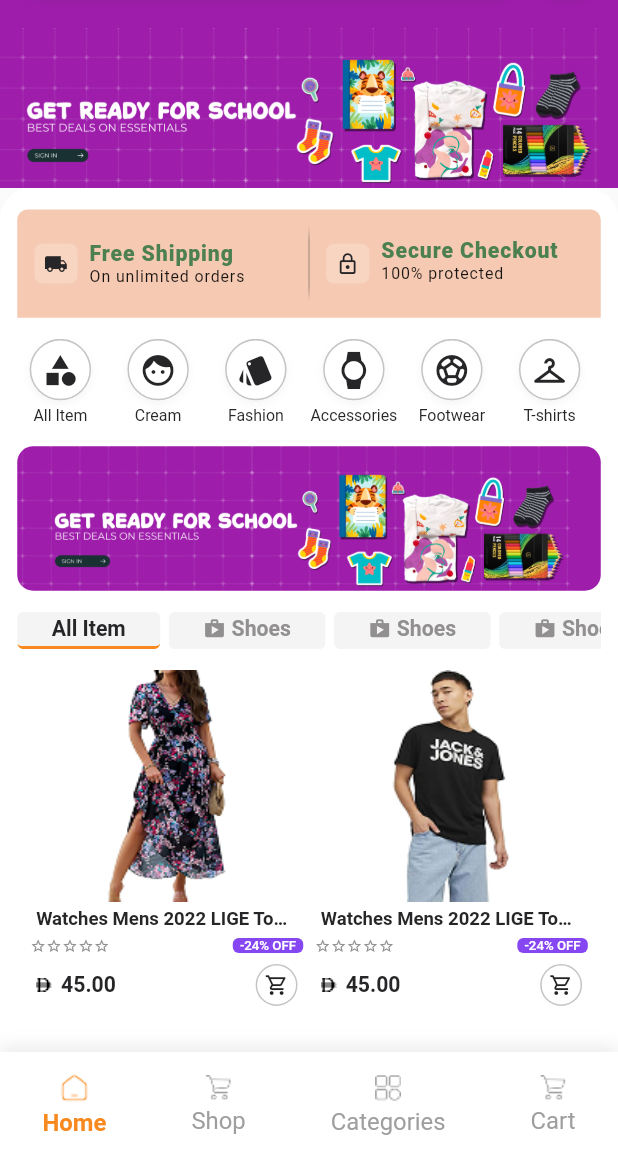
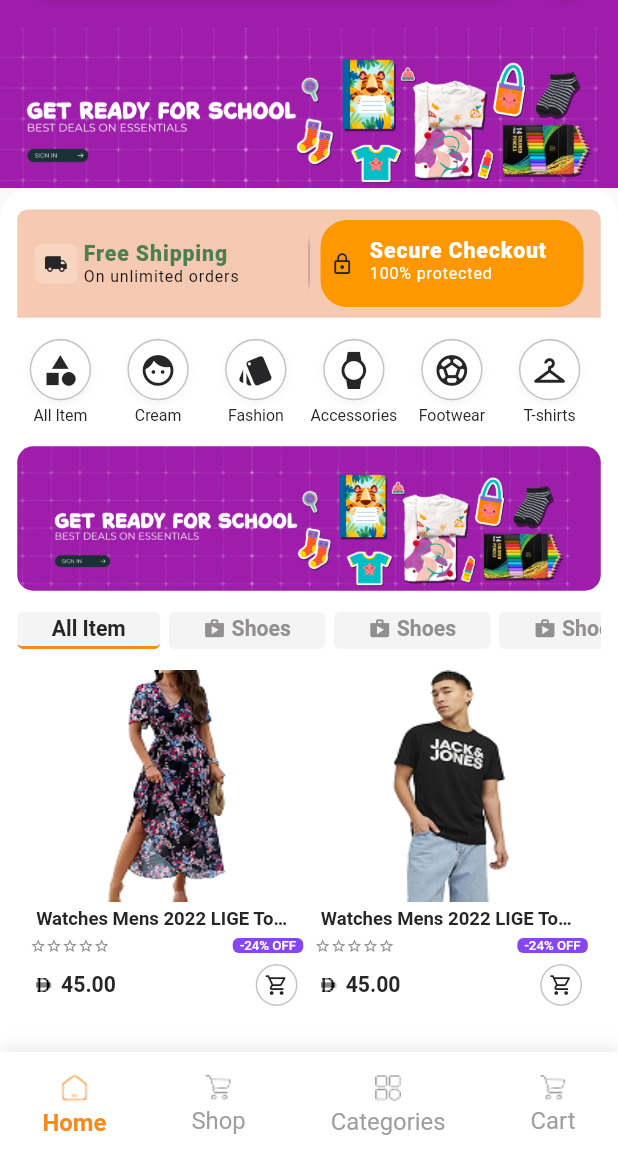
Before and after one commit to althakeel/store1920-MobileApp, a Flutter app: the screen it shows after launch, on a phone screen of 412 x 824 dp, the part 78-1236 px from its top. Run offline on Flutter 3.47's test engine with Material 3 defaults, Android fonts, the light colour scheme and no system bars; our stand-ins replace connectivity_plus, dio, flutter_screenutil, get, get_storage, image_picker and 1 more.

Commit message:
flip card is updated with transition

```diff
--- a/lib/screens/features/home/widgets/feature_cards.dart
+++ b/lib/screens/features/home/widgets/feature_cards.dart
@@ -12,44 +12,41 @@ class FeatureCards extends StatefulWidget {
 }
 
 class _FeatureCardsState extends State<FeatureCards> {
-  late final PageController _pageController;
   Timer? _flipTimer;
-  int _pageIndex = 0;
+  int _currentIndex = 0;
 
   @override
   void initState() {
     super.initState();
-    _pageController = PageController(initialPage: 0);
     _flipTimer = Timer.periodic(const Duration(seconds: 4), (_) {
-      _pageIndex = (_pageIndex + 1) % 2;
       if (!mounted) return;
-      _pageController.animateToPage(
-        _pageIndex,
-        duration: const Duration(milliseconds: 800),
-        curve: Curves.easeInOut,
-      );
+      setState(() {
+        _currentIndex = (_currentIndex + 1) % 2;
+      });
     });
   }
 
   @override
   void dispose() {
     _flipTimer?.cancel();
-    _pageController.dispose();
     super.dispose();
   }
 
   @override
   Widget build(BuildContext context) {
     final double iconHeight = 30.h;
-    final double verticalPadding = 22.h; // from _buildFeatureCard
+    final double verticalPadding = 14.h;
     final double titleHeight = 16.sp * 1.2;
     final double subtitleHeight = 12.sp * 1.2;
-    final double contentHeight = math.max(iconHeight, titleHeight + subtitleHeight);
+    final double contentHeight = math.max(
+      iconHeight,
+      titleHeight + subtitleHeight,
+    );
     final double cardHeight = (contentHeight + (verticalPadding * 2) + 4.h)
         .clamp(56.h, 120.h);
 
     return Container(
-      padding: EdgeInsets.symmetric(horizontal: 8.w),
+      padding: EdgeInsets.symmetric(horizontal: 12.w, vertical: 8.h),
       decoration: BoxDecoration(
         color: AppColors.primary.withValues(alpha: 0.32),
         borderRadius: BorderRadius.vertical(
@@ -57,9 +54,7 @@ class _FeatureCardsState extends State<FeatureCards> {
           bottom: Radius.circular(0),
         ),
         boxShadow: [
-          BoxShadow(
-            color: AppColors.dynamicColor.withValues(alpha: 0.1),
-          ),
+          BoxShadow(color: AppColors.dynamicColor.withValues(alpha: 0.1)),
         ],
       ),
       child: Row(
@@ -84,22 +79,26 @@ class _FeatureCardsState extends State<FeatureCards> {
           Expanded(
             child: SizedBox(
               height: cardHeight,
-              child: PageView(
-                scrollDirection: Axis.vertical,
-                physics: const BouncingScrollPhysics(),
-                controller: _pageController,
-                children: [
-                  _buildFeatureCard(
-                    icon: Icons.refresh,
-                    title: 'Free Delivery',
-                    subtitle: 'Within 7 days',
-                  ),
-                  _buildFeatureCard(
-                    icon: Icons.lock_outline,
-                    title: 'Secure Checkout',
-                    subtitle: '100% protected',
-                  ),
-                ],
+              child: AnimatedSwitcher(
+                duration: const Duration(milliseconds: 800),
+                switchInCurve: Curves.easeInOut,
+                switchOutCurve: Curves.easeInOut,
+                transitionBuilder: (child, animation) {
+                  final bool isNew = (child.key as ValueKey<int>).value == _currentIndex;
+                  final Animation<Offset> offset = isNew
+                      ? Tween<Offset>(begin: const Offset(0, -1), end: Offset.zero)
+                          .animate(animation)
+                      : Tween<Offset>(begin: Offset.zero, end: const Offset(0, 0))
+                          .animate(animation);
+                  return ClipRect(
+                    child: SlideTransition(position: offset, child: child),
+                  );
+                },
+                child: SizedBox(
+                  key: ValueKey<int>(_currentIndex),
+                  height: cardHeight,
+                  child: _buildRightCard(_currentIndex),
+                ),
               ),
             ),
           ),
@@ -108,27 +107,57 @@ class _FeatureCardsState extends State<FeatureCards> {
     );
   }
 
-
+  Widget _buildRightCard(int index) {
+    if (index == 0) {
+      return _buildFeatureCard(
+        icon: Icons.refresh,
+        title: 'Free Delivery',
+        subtitle: 'Within 7 days',
+        isDecoration: true,
+        bgColor: Colors.green,
+      );
+    }
+    return _buildFeatureCard(
+      icon: Icons.lock_outline,
+      title: 'Secure Checkout',
+      subtitle: '100% protected',
+      isDecoration: true,
+      bgColor: Colors.orange,
+    );
+  }
 
   Widget _buildFeatureCard({
     required IconData icon,
     required String title,
     required String subtitle,
+    bool isDecoration = false,
+    Color bgColor = Colors.transparent,
   }) {
     return Container(
-      padding: EdgeInsets.symmetric(horizontal: 4.w, vertical: 22.h),
+      padding: EdgeInsets.symmetric(vertical: 14.h),
+      margin: EdgeInsets.zero,
+      decoration: isDecoration
+          ? BoxDecoration(
+              color: bgColor,
+              borderRadius: BorderRadius.circular(20.r),
+            )
+          : BoxDecoration(),
       child: Row(
+        mainAxisAlignment: MainAxisAlignment.center,
+        crossAxisAlignment: CrossAxisAlignment.center,
         children: [
           Container(
             width: 30.w,
             height: 30.h,
-            decoration: BoxDecoration(
-              color: Colors.white.withValues(alpha: 0.2),
-              borderRadius: BorderRadius.circular(6.r),
-            ),
+            decoration: isDecoration
+                ? null
+                : BoxDecoration(
+                    color: Colors.white.withValues(alpha: 0.2),
+                    borderRadius: BorderRadius.circular(6.r),
+                  ),
             child: Icon(icon, color: AppColors.black, size: 18.sp),
           ),
-          SizedBox(width: 8.w),
+          SizedBox(width: 4.w),
           Expanded(
             child: Column(
               crossAxisAlignment: CrossAxisAlignment.start,
@@ -136,7 +165,9 @@ class _FeatureCardsState extends State<FeatureCards> {
                 Text(
                   title,
                   style: TextStyle(
-                    color: Colors.green.withValues(green: .5),
+                    color: isDecoration
+                        ? AppColors.white
+                        : Colors.green.withValues(green: .5),
                     fontSize: 16.sp,
                     letterSpacing: 0.6,
                     fontWeight: FontWeight.w800,
@@ -145,7 +176,9 @@ class _FeatureCardsState extends State<FeatureCards> {
                 Text(
                   subtitle,
                   style: TextStyle(
-                    color: Colors.black.withValues(alpha: 0.9),
+                    color: isDecoration
+                        ? AppColors.white
+                        : Colors.black.withValues(alpha: 0.9),
                     fontSize: 12.sp,
                     letterSpacing: 0.6,
                     fontWeight: FontWeight.w400,
```
